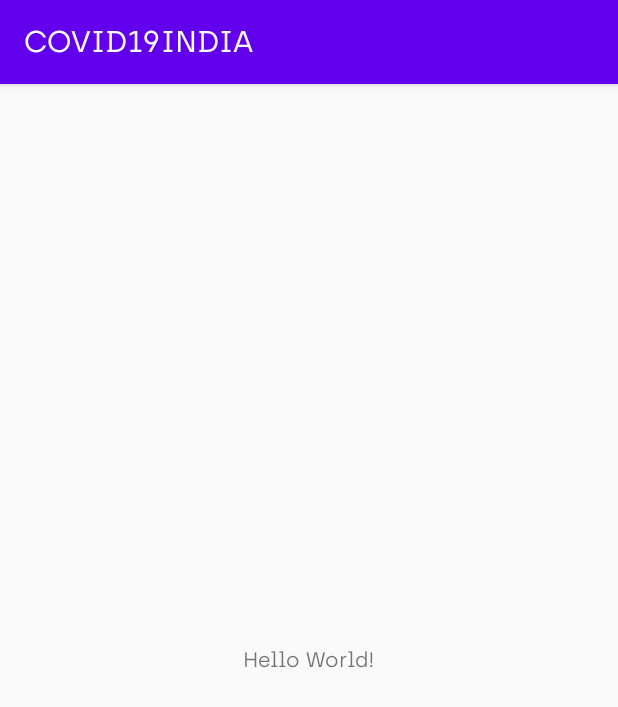
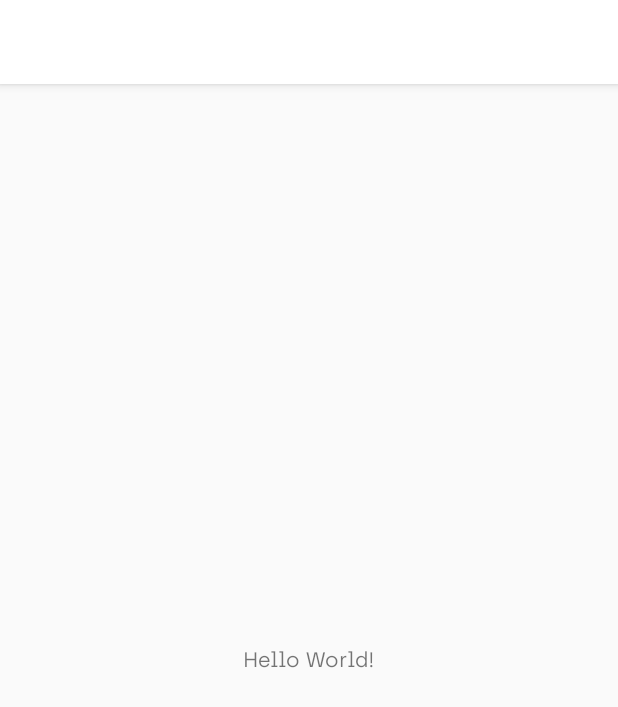
Before and after one commit to oddlyspaced/covid19-android, an Android app: the screen it shows after launch (MainActivity), on a phone screen of 412 x 824 dp. Shown: the top 707 px of the screen. Run offline under Robolectric (Android 15) with nearby library versions, the phone set to English and light mode, and no system bars.

Commit message:
Match color pallete to website

```diff
--- a/app/src/main/res/values/colors.xml
+++ b/app/src/main/res/values/colors.xml
@@ -1,6 +1,6 @@
 <?xml version="1.0" encoding="utf-8"?>
 <resources>
-    <color name="colorPrimary">#6200EE</color>
-    <color name="colorPrimaryDark">#3700B3</color>
-    <color name="colorAccent">#03DAC5</color>
+    <color name="colorPrimary">#FFFFFF</color>
+    <color name="colorPrimaryDark">#FFFFFF</color>
+    <color name="colorAccent">#4C75F2</color>
 </resources>
```
